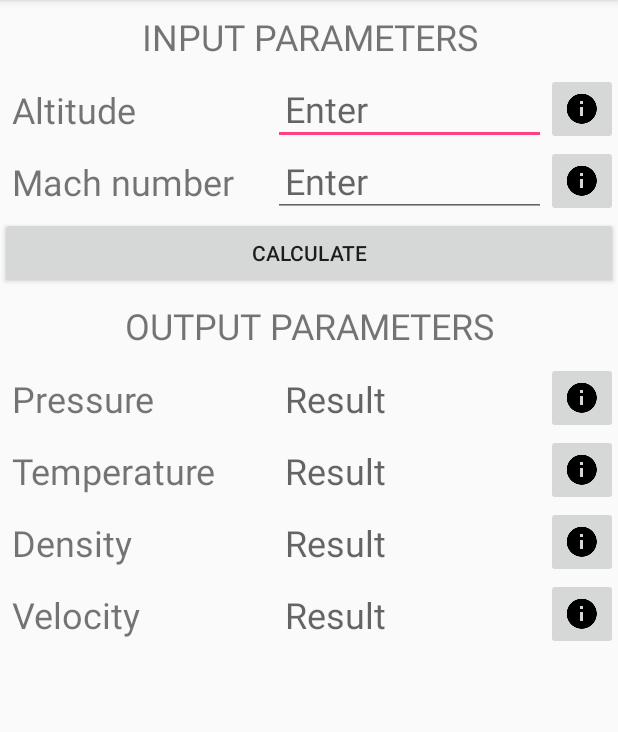
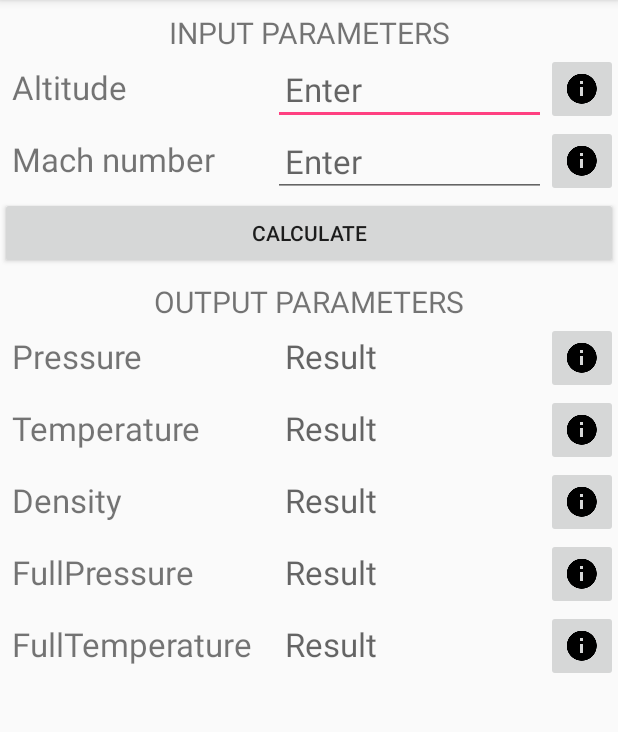
Before and after one commit to since85stas/Atmosphere02, an Android app: the CalculateActivity screen opened directly, with no data from a screen before it, on a phone screen of 412 x 824 dp, the part 84-816 px from its top. Run offline under Robolectric (Android 15) with nearby library versions, the phone set to English and light mode, and no system bars.

```diff
--- a/app/src/main/AndroidManifest.xml
+++ b/app/src/main/AndroidManifest.xml
@@ -17,6 +17,7 @@
             </intent-filter>
         </activity>
         <activity android:name=".CalculateActivity"></activity>
+        <activity android:name=".HelpActivity"></activity>
     </application>
 
 </manifest>
--- a/app/src/main/res/layout/calculate_activity.xml
+++ b/app/src/main/res/layout/calculate_activity.xml
@@ -8,14 +8,8 @@
     tools:context="com.batura.stas.atmosphere.CalculateActivity">
 
     <TextView
-        android:layout_width="match_parent"
-        android:layout_height="wrap_content"
         android:text="@string/calcAltitudeActivName01"
-        android:gravity="center"
-        android:textAllCaps="true"
-        android:textSize="24sp"
-        android:padding="8dp"
-        android:fontFamily="sans-serif"/>
+        style="@style/title_style" />
     <LinearLayout xmlns:android="http://schemas.android.com/apk/res/android"
             android:layout_width="match_parent"
             android:layout_height="wrap_content"
@@ -30,9 +24,11 @@
                 android:inputType="number"
                 style="@style/input_basic_style"
                 />
-            <ImageButton
-                android:id="@+id/altitudeHelp"
-                style="@style/help_icon_style" />
+
+        <ImageButton
+            android:id="@+id/altitudeHelp"
+            style="@style/help_icon_style"
+            android:onClick="calculateHelpOnClick" />
         </LinearLayout>
         <LinearLayout xmlns:android="http://schemas.android.com/apk/res/android"
             android:layout_width="match_parent"
@@ -58,14 +54,8 @@
         android:text="@string/calculate"
         android:gravity="center"/>
     <TextView
-        android:layout_width="match_parent"
-        android:layout_height="wrap_content"
-        android:text="@string/calcAltitudeActivName02"
-        android:gravity="center"
-        android:textAllCaps="true"
-        android:textSize="24sp"
-        android:padding="8dp"
-        android:fontFamily="sans-serif"/>
+        style="@style/title_style"
+        android:text="@string/calcAltitudeActivName02"/>
     <LinearLayout xmlns:android="http://schemas.android.com/apk/res/android"
         android:layout_width="match_parent"
         android:layout_height="wrap_content"
@@ -120,14 +110,30 @@
         android:orientation="horizontal"
         android:baselineAligned="false">
         <TextView
-            android:text="@string/velocityTextView"
+            android:text="@string/fullPressureTextView"
             style="@style/output_basic_style" />
         <TextView
-            android:id="@+id/velocityValue"
+            android:id="@+id/fullPressureValue"
             android:hint="@string/resultHint"
             style="@style/output_basic_style"/>
         <ImageButton
-            android:id="@+id/velocityHelp"
+            android:id="@+id/fullPressureHelp"
+            style="@style/help_icon_style" />
+    </LinearLayout>
+    <LinearLayout xmlns:android="http://schemas.android.com/apk/res/android"
+        android:layout_width="match_parent"
+        android:layout_height="wrap_content"
+        android:orientation="horizontal"
+        android:baselineAligned="false">
+        <TextView
+            android:text="@string/fullTempTextView"
+            style="@style/output_basic_style" />
+        <TextView
+            android:id="@+id/fullTempValue"
+            android:hint="@string/resultHint"
+            style="@style/output_basic_style"/>
+        <ImageButton
+            android:id="@+id/fullTempHelp"
             style="@style/help_icon_style" />
     </LinearLayout>
 </LinearLayout>
--- a/app/src/main/res/values/dimens.xml
+++ b/app/src/main/res/values/dimens.xml
@@ -4,4 +4,5 @@
     <resources>
         <dimen name="input_item_height">48dp</dimen>
         <dimen name="output_item_height">48dp</dimen>
+
     </resources>
--- a/app/src/main/res/values/strings.xml
+++ b/app/src/main/res/values/strings.xml
@@ -7,6 +7,8 @@
     <string name="altitudeTextView">Altitude</string>
     <string name="machTextView">Mach number</string>
     <string name="pressureTextView">Pressure</string>
+    <string name="fullPressureTextView">FullPressure</string>
+    <string name="fullTempTextView">FullTemperature</string>
     <string name="temperatureTextView">Temperature</string>
     <string name="densityTextView">Density</string>
     <string name="altitudeHint">Enter</string>
--- a/app/src/main/res/values/styles.xml
+++ b/app/src/main/res/values/styles.xml
@@ -12,7 +12,7 @@
         <item name="android:layout_width">0dp</item>
         <item name="android:layout_weight">1</item>
         <item name="android:layout_height">@dimen/input_item_height</item>
-        <item name="android:textSize">24sp</item>
+        <item name="android:textSize">22sp</item>
         <item name="android:padding">8dp</item>
     </style>
 
@@ -20,14 +20,27 @@
         <item name="android:layout_width">0dp</item>
         <item name="android:layout_weight">1</item>
         <item name="android:layout_height">@dimen/output_item_height</item>
-        <item name="android:textSize">24sp</item>
+        <item name="android:textSize">22sp</item>
         <item name="android:padding">8dp</item>
     </style>
 
     <style name="help_icon_style">
         <item name="android:layout_width">wrap_content</item>
         <item name="android:layout_height">@dimen/input_item_height</item>
+        <item name="android:contentDescription">Info icon</item>
         <item name="android:src">@drawable/ic_info_black_24dp</item>
     </style>
 
+    <style name="title_style">
+        <item name="android:layout_width">match_parent</item>
+        <item name="android:layout_height">wrap_content</item>
+        <item name="android:gravity">center</item>
+        <item name="android:textAllCaps">true</item>
+        <item name="android:textSize">20sp</item>
+        <item name="android:paddingTop">8dp</item>
+        <item name="android:paddingLeft">8dp</item>
+        <item name="android:paddingRight">8dp</item>
+        <item name="android:fontFamily">sans-serif</item>
+    </style>
+
 </resources>
```
Also changed, not shown: app/src/main/java/com/batura/stas/atmosphere/Atmosphere.java (+33 -5 lines), app/src/main/java/com/batura/stas/atmosphere/CalculateActivity.java (+50 -0 lines), app/src/main/java/com/batura/stas/atmosphere/HelpActivity.java (added, +11 -0 lines), app/src/main/res/layout/activity_help.xml (added, +12 -0 lines).
